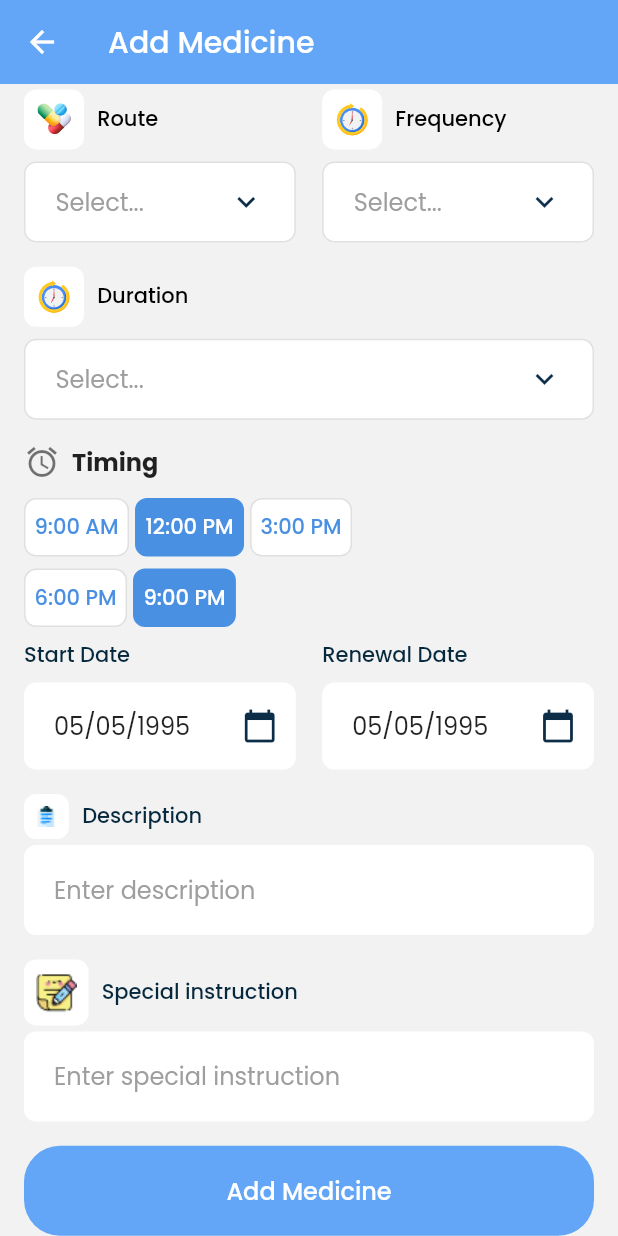
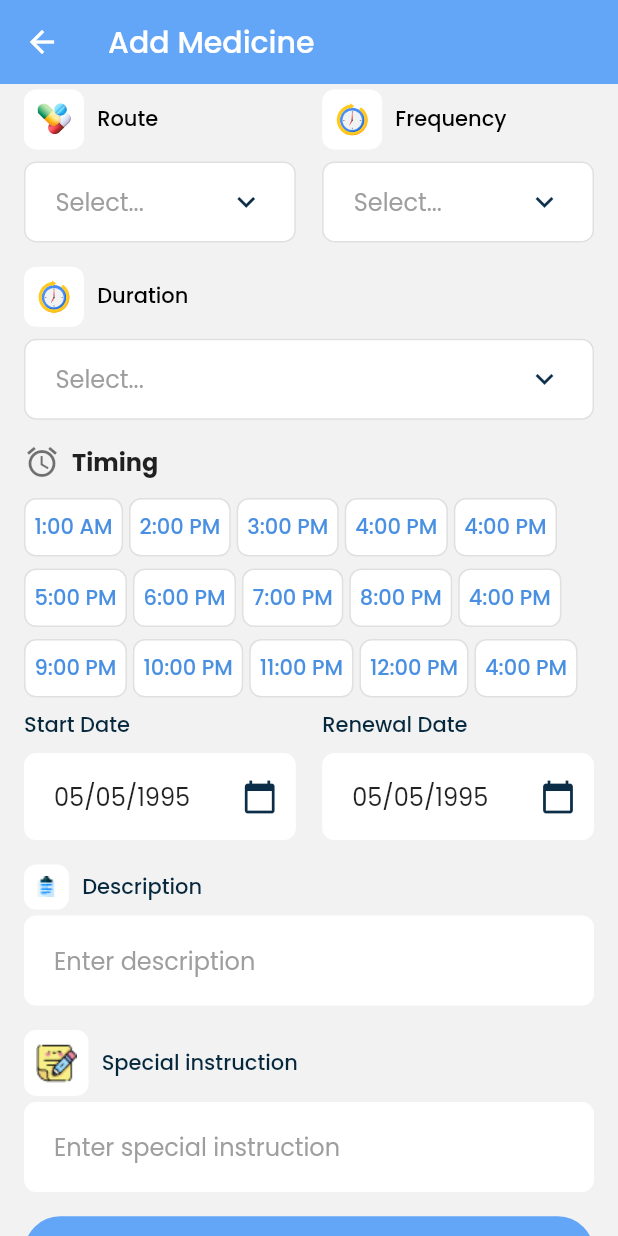
Before and after one commit to MahmedRahman/Health-Care-App, a Flutter app: the MedicineAddView screen opened by its route, scrolled down 576 dp, on a phone screen of 412 x 824 dp. Run offline on Flutter 3.47's test engine with Material 3 defaults, Android fonts, the phone set to English and light mode, and no system bars; our stand-ins replace device_preview, flutter_screenutil, flutter_svg, get, get_storage, image_picker and 1 more; accounts and stored records are empty; project files that could hold a hidden picture were left out.

Commit message:
update form

```diff
--- a/lib/app/modules/medicine_add/views/medicine_add_view.dart
+++ b/lib/app/modules/medicine_add/views/medicine_add_view.dart
@@ -222,10 +222,29 @@ class MedicineAddView extends GetView<MedicineAddController> {
                   SizedBox(height: 16.h),
                   SelectableTimingGrid(
                     timings: [
-                      ['9:00 AM', '12:00 PM', '3:00 PM'],
-                      ['6:00 PM', '9:00 PM'],
+                      [
+                        '1:00 AM',
+                        '2:00 PM',
+                        '3:00 PM',
+                        '4:00 PM',
+                        '4:00 PM',
+                      ],
+                      [
+                        '5:00 PM',
+                        '6:00 PM',
+                        '7:00 PM',
+                        '8:00 PM',
+                        '4:00 PM',
+                      ],
+                      [
+                        '9:00 PM',
+                        '10:00 PM',
+                        '11:00 PM',
+                        '12:00 PM',
+                        '4:00 PM',
+                      ],
                     ],
-                    initialSelectedTimes: {'12:00 PM', '9:00 PM'},
+                    initialSelectedTimes: {},
                     validator: (value) {
                       if (value == null || value.isEmpty) {
                         return 'Please select at least one time';
--- a/lib/app/widgets/layout/selec_table_timing_grid.dart
+++ b/lib/app/widgets/layout/selec_table_timing_grid.dart
@@ -1,3 +1,6 @@
+import 'package:flutter/material.dart';
+import 'package:get/get.dart';
+
 import 'package:flutter/material.dart';
 import 'package:get/get.dart';
 
@@ -16,11 +19,13 @@ class SelectableTimingGrid extends FormField<Set<String>> {
           builder: (FormFieldState<Set<String>> state) {
             final TimingController controller = Get.put(TimingController());
 
-            // Apply initial selected times
+            /// ✅ تأجيل إعداد القيم المبدئية لما بعد build
             if (initialSelectedTimes != null &&
                 controller.selectedTimes.isEmpty) {
-              controller.setInitialSelection(initialSelectedTimes);
-              state.didChange(initialSelectedTimes);
+              WidgetsBinding.instance.addPostFrameCallback((_) {
+                controller.setInitialSelection(initialSelectedTimes);
+                state.didChange(initialSelectedTimes);
+              });
             }
 
             void handleTap(String time) {
```
